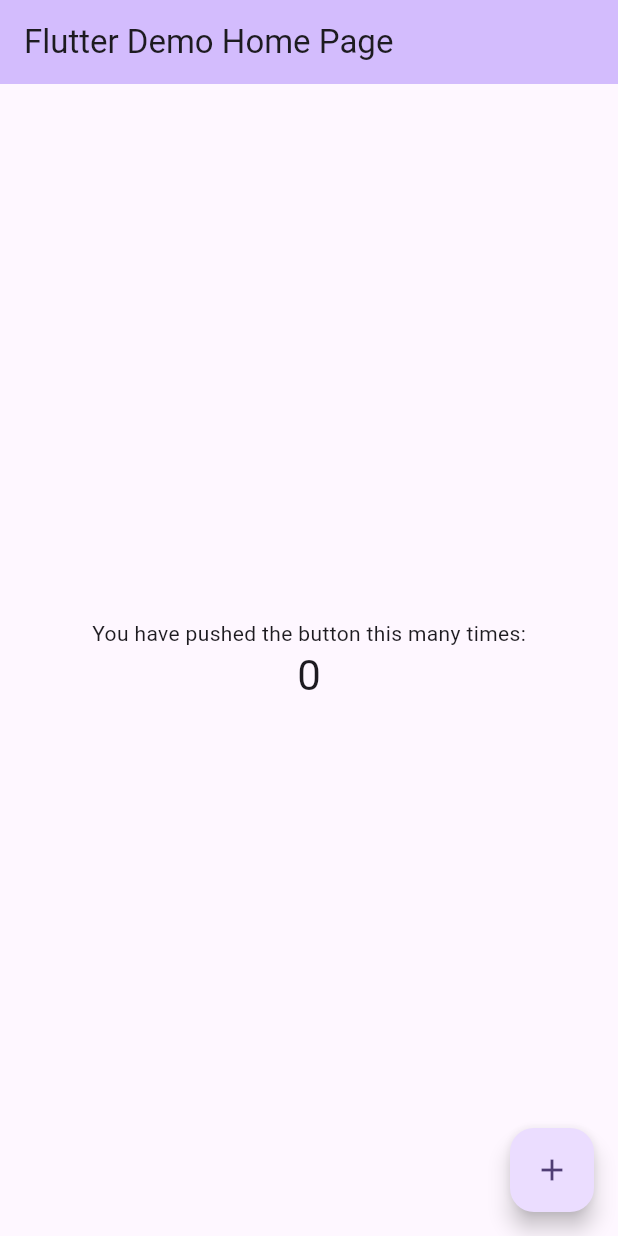
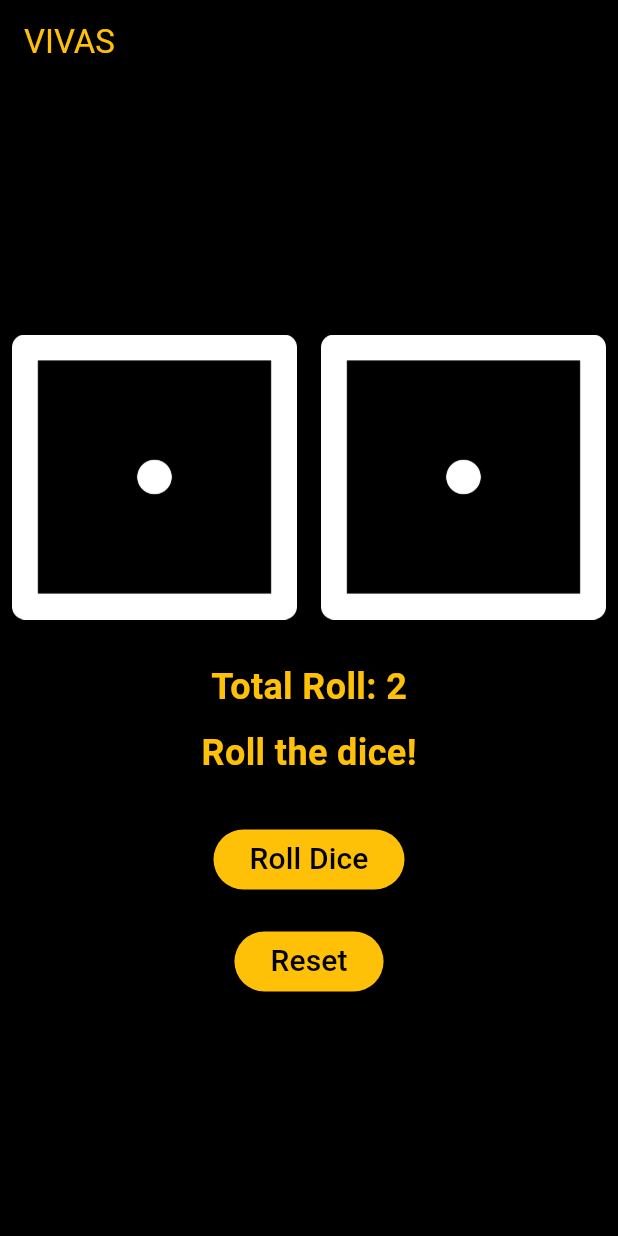
Before and after one commit to dancingqueeen/mobdevea4, a Flutter app: the screen it shows after launch, on a phone screen of 412 x 824 dp. Run offline on Flutter 3.47's test engine with Material 3 defaults, Android fonts, the light colour scheme and no system bars.

Commit message:
intial commit

```diff
--- a/lib/main.dart
+++ b/lib/main.dart
@@ -1,125 +1,132 @@
 import 'package:flutter/material.dart';
+import 'dart:math';
 
 void main() {
-  runApp(const MyApp());
+  return runApp(
+    MaterialApp(
+      home: Scaffold(
+        backgroundColor: Colors.black,
+        appBar: AppBar(
+          title: const Text('VIVAS'),
+          foregroundColor: Colors.amber,
+          backgroundColor: Colors.black,
+        ),
+        body: DicePage(),
+      ),
+    ),
+  );
 }
 
-class MyApp extends StatelessWidget {
-  const MyApp({super.key});
+class DicePage extends StatefulWidget {
+  const DicePage({super.key});
 
-  // This widget is the root of your application.
   @override
-  Widget build(BuildContext context) {
-    return MaterialApp(
-      title: 'Flutter Demo',
-      theme: ThemeData(
-        // This is the theme of your application.
-        //
-        // TRY THIS: Try running your application with "flutter run". You'll see
-        // the application has a purple toolbar. Then, without quitting the app,
-        // try changing the seedColor in the colorScheme below to Colors.green
-        // and then invoke "hot reload" (save your changes or press the "hot
-        // reload" button in a Flutter-supported IDE, or press "r" if you used
-        // the command line to start the app).
-        //
-        // Notice that the counter didn't reset back to zero; the application
-        // state is not lost during the reload. To reset the state, use hot
-        // restart instead.
-        //
-        // This works for code too, not just values: Most code changes can be
-        // tested with just a hot reload.
-        colorScheme: ColorScheme.fromSeed(seedColor: Colors.deepPurple),
-        useMaterial3: true,
-      ),
-      home: const MyHomePage(title: 'Flutter Demo Home Page'),
-    );
-  }
+  State<DicePage> createState() => _DicePageState();
 }
 
-class MyHomePage extends StatefulWidget {
-  const MyHomePage({super.key, required this.title});
-
-  // This widget is the home page of your application. It is stateful, meaning
-  // that it has a State object (defined below) that contains fields that affect
-  // how it looks.
-
-  // This class is the configuration for the state. It holds the values (in this
-  // case the title) provided by the parent (in this case the App widget) and
-  // used by the build method of the State. Fields in a Widget subclass are
-  // always marked "final".
-
-  final String title;
-
-  @override
-  State<MyHomePage> createState() => _MyHomePageState();
-}
-
-class _MyHomePageState extends State<MyHomePage> {
-  int _counter = 0;
-
-  void _incrementCounter() {
-    setState(() {
-      // This call to setState tells the Flutter framework that something has
-      // changed in this State, which causes it to rerun the build method below
-      // so that the display can reflect the updated values. If we changed
-      // _counter without calling setState(), then the build method would not be
-      // called again, and so nothing would appear to happen.
-      _counter++;
-    });
-  }
+class _DicePageState extends State<DicePage> {
+  int left = 1, right = 1, total = 2;
+  String result = "Roll the dice!";
 
   @override
   Widget build(BuildContext context) {
-    // This method is rerun every time setState is called, for instance as done
-    // by the _incrementCounter method above.
-    //
-    // The Flutter framework has been optimized to make rerunning build methods
-    // fast, so that you can just rebuild anything that needs updating rather
-    // than having to individually change instances of widgets.
-    return Scaffold(
-      appBar: AppBar(
-        // TRY THIS: Try changing the color here to a specific color (to
-        // Colors.amber, perhaps?) and trigger a hot reload to see the AppBar
-        // change color while the other colors stay the same.
-        backgroundColor: Theme.of(context).colorScheme.inversePrimary,
-        // Here we take the value from the MyHomePage object that was created by
-        // the App.build method, and use it to set our appbar title.
-        title: Text(widget.title),
+    return Center(
+      child: Column(
+        mainAxisAlignment: MainAxisAlignment.center,
+        children: [
+          Row(
+            children: [
+              Expanded(
+                child: Padding(
+                  padding: const EdgeInsets.all(8.0),
+                  child: Image.asset('images/dice$left.png'),
+                ),
+              ),
+              Expanded(
+                child: Padding(
+                  padding: const EdgeInsets.all(8.0),
+                  child: Image.asset('images/dice$right.png'),
+                ),
+              ),
+            ],
+          ),
+          const SizedBox(height: 20),
+          Text(
+            'Total Roll: $total',
+            style: const TextStyle(
+              fontSize: 24,
+              color: Colors.amber, // Set text to gold
+              fontWeight: FontWeight.bold,
+            ),
+          ),
+          const SizedBox(height: 10),
+          Text(
+            result,
+            style: const TextStyle(
+              fontSize: 24,
+              color: Colors.amber,
+              fontWeight: FontWeight.bold,
+            ),
+          ),
+          const SizedBox(height: 30),
+          // Roll Dice Button
+          ElevatedButton(
+            onPressed: () {
+              setState(() {
+                ChangeValue();
+              });
+            },
+            style: ElevatedButton.styleFrom(
+              backgroundColor: Colors.amber,
+            ),
+            child: const Text(
+              'Roll Dice',
+              style: TextStyle(
+                fontSize: 20,
+                color: Colors.black,
+              ),
+            ),
+          ),
+          const SizedBox(height: 20),
+          // Reset Button
+          ElevatedButton(
+            onPressed: () {
+              setState(() {
+                ResetDice();
+              });
+            },
+            style: ElevatedButton.styleFrom(
+              backgroundColor: Colors.amber,
+            ),
+            child: const Text(
+              'Reset',
+              style: TextStyle(
+                fontSize: 20,
+                color: Colors.black,
+              ),
+            ),
+          ),
+        ],
       ),
-      body: Center(
-        // Center is a layout widget. It takes a single child and positions it
-        // in the middle of the parent.
-        child: Column(
-          // Column is also a layout widget. It takes a list of children and
-          // arranges them vertically. By default, it sizes itself to fit its
-          // children horizontally, and tries to be as tall as its parent.
-          //
-          // Column has various properties to control how it sizes itself and
-          // how it positions its children. Here we use mainAxisAlignment to
-          // center the children vertically; the main axis here is the vertical
-          // axis because Columns are vertical (the cross axis would be
-          // horizontal).
-          //
-          // TRY THIS: Invoke "debug painting" (choose the "Toggle Debug Paint"
-          // action in the IDE, or press "p" in the console), to see the
-          // wireframe for each widget.
-          mainAxisAlignment: MainAxisAlignment.center,
-          children: <Widget>[
-            const Text(
-              'You have pushed the button this many times:',
-            ),
-            Text(
-              '$_counter',
-              style: Theme.of(context).textTheme.headlineMedium,
-            ),
-          ],
-        ),
-      ),
-      floatingActionButton: FloatingActionButton(
-        onPressed: _incrementCounter,
-        tooltip: 'Increment',
-        child: const Icon(Icons.add),
-      ), // This trailing comma makes auto-formatting nicer for build methods.
     );
   }
+  void ChangeValue() {
+    left = 1 + Random().nextInt(6);
+    right = 1 + Random().nextInt(6);
+    total = left + right;
+
+    if (left > right) {
+      result = 'Left dice is higher!';
+    } else if (right > left) {
+      result = 'Right dice is higher!';
+    } else {
+      result = 'It\'s a tie!';
+    }
+  }
+  void ResetDice() {
+    left = 1;
+    right = 1;
+    total = 2;
+    result = "Roll the dice!";
+  }
 }
```
Also changed, not shown: pubspec.yaml (+7 -70 lines), images/dice1.png (added), images/dice2.png (added), images/dice3.png (added), images/dice4.png (added), images/dice5.png (added), images/dice6.png (added), pubspec.lock.
